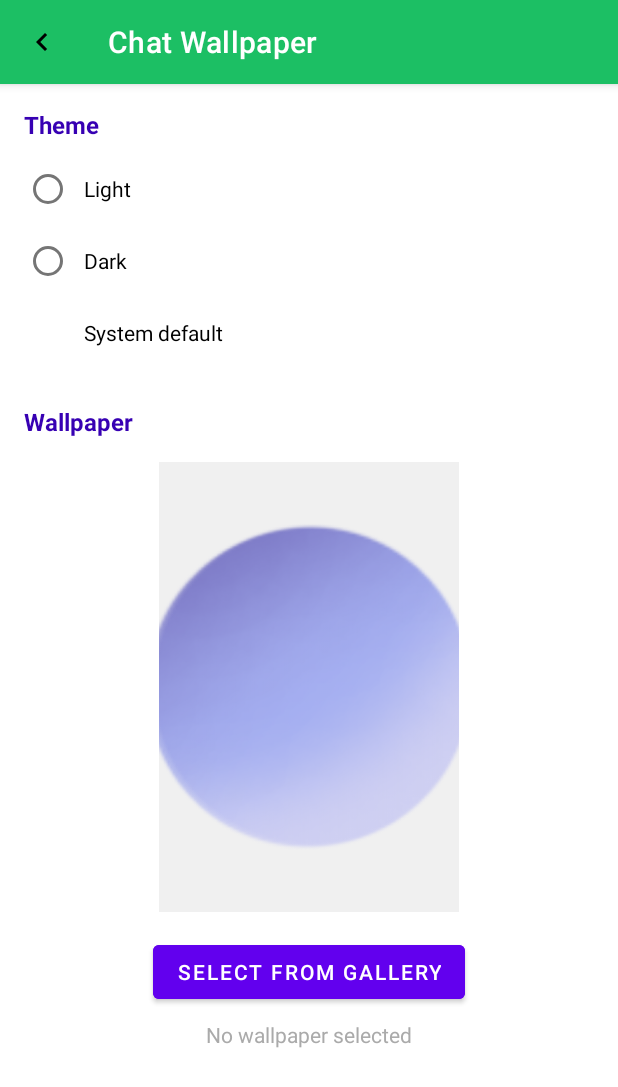
After one commit to lleoparden/Chat_Application, an Android app: the layout chat_wallpaper.xml on its own in the app's theme, with its tools: preview values and no code run, on a phone screen of 412 x 824 dp. The commit adds this screen. Shown: the top 1087 px of the screen. Run offline under Robolectric (Android 15) with nearby library versions, the light colour scheme and no system bars.

Commit message:
Layouts of inner settings

```diff
--- a/app/src/main/java/com/example/chat_application/SettingsActivity.kt
+++ b/app/src/main/java/com/example/chat_application/SettingsActivity.kt
@@ -13,6 +13,10 @@ import androidx.appcompat.widget.Toolbar
 class SettingsActivity : AppCompatActivity() {
 
     private lateinit var deleteChats : LinearLayout
+
+
+
+
     override fun onCreate(savedInstanceState: Bundle?) {
         setTheme(UserSettings.theme)
         super.onCreate(savedInstanceState)
--- /dev/null
+++ b/app/src/main/res/layout/chat_wallpaper.xml
@@ -0,0 +1,129 @@
+<?xml version="1.0" encoding="utf-8"?>
+<LinearLayout xmlns:android="http://schemas.android.com/apk/res/android"
+    xmlns:app="http://schemas.android.com/apk/res-auto"
+    android:layout_width="match_parent"
+    android:layout_height="match_parent"
+    android:orientation="vertical">
+
+    <com.google.android.material.appbar.AppBarLayout
+        android:id="@+id/appBarLayout"
+        android:layout_width="match_parent"
+        android:layout_height="wrap_content">
+
+        <androidx.appcompat.widget.Toolbar
+            android:id="@+id/toolbar"
+            android:layout_width="match_parent"
+            android:layout_height="?attr/actionBarSize"
+            app:navigationIcon="@drawable/ic_back"
+            app:title="Chat Wallpaper"
+            app:titleTextColor="@color/white" />
+
+    </com.google.android.material.appbar.AppBarLayout>
+
+    <ScrollView
+        android:layout_width="match_parent"
+        android:layout_height="match_parent">
+
+        <LinearLayout
+            android:layout_width="match_parent"
+            android:layout_height="wrap_content"
+            android:orientation="vertical"
+            android:padding="16dp">
+
+            <!-- Theme selection section -->
+            <TextView
+                android:layout_width="match_parent"
+                android:layout_height="wrap_content"
+                android:text="Theme"
+                android:textSize="16sp"
+                android:textStyle="bold"
+                android:textColor="@color/purple_700"
+                android:layout_marginBottom="8dp"/>
+
+            <RadioGroup
+                android:id="@+id/themeRadioGroup"
+                android:layout_width="match_parent"
+                android:layout_height="wrap_content"
+                android:orientation="vertical"
+                android:layout_marginBottom="24dp">
+
+                <RadioButton
+                    android:id="@+id/lightThemeRadio"
+                    android:layout_width="match_parent"
+                    android:layout_height="wrap_content"
+                    android:text="Light"
+                    android:textSize="14sp"
+                    android:padding="8dp"/>
+
+                <RadioButton
+                    android:id="@+id/darkThemeRadio"
+                    android:layout_width="match_parent"
+                    android:layout_height="wrap_content"
+                    android:text="Dark"
+                    android:textSize="14sp"
+                    android:padding="8dp"/>
+
+                <RadioButton
+                    android:id="@+id/systemThemeRadio"
+                    android:layout_width="match_parent"
+                    android:layout_height="wrap_content"
+                    android:text="System default"
+                    android:textSize="14sp"
+                    android:padding="8dp"
+                    android:checked="true"/>
+            </RadioGroup>
+
+            <!-- Wallpaper selection section -->
+            <TextView
+                android:layout_width="match_parent"
+                android:layout_height="wrap_content"
+                android:text="Wallpaper"
+                android:textSize="16sp"
+                android:textStyle="bold"
+                android:textColor="@color/purple_700"
+                android:layout_marginBottom="16dp"/>
+
+            <!-- Gallery wallpaper option -->
+            <LinearLayout
+                android:id="@+id/galleryWallpaper"
+                android:layout_width="match_parent"
+                android:layout_height="wrap_content"
+                android:orientation="vertical"
+                android:gravity="center"
+                android:layout_marginBottom="24dp">
+
+                <ImageView
+                    android:id="@+id/selectedWallpaperPreview"
+                    android:layout_width="200dp"
+                    android:layout_height="300dp"
+                    android:src="@drawable/circle2"
+                    android:padding="40dp"
+                    android:background="#f0f0f0"
+                    android:scaleType="centerCrop"
+                    android:contentDescription="Selected Wallpaper Preview"/>
+
+                <Button
+                    android:id="@+id/selectFromGalleryButton"
+                    android:layout_width="wrap_content"
+                    android:layout_height="wrap_content"
+                    android:text="Select from Gallery"
+                    android:drawableStart="@android:drawable/ic_menu_gallery"
+                    android:drawablePadding="8dp"
+                    android:layout_marginTop="16dp"
+                    android:paddingStart="16dp"
+                    android:paddingEnd="16dp"
+                    android:backgroundTint="@color/purple_500"
+                    android:textColor="@color/white"/>
+
+                <TextView
+                    android:id="@+id/noWallpaperSelected"
+                    android:layout_width="wrap_content"
+                    android:layout_height="wrap_content"
+                    android:text="No wallpaper selected"
+                    android:textSize="14sp"
+                    android:layout_marginTop="8dp"
+                    android:textColor="@android:color/darker_gray"/>
+            </LinearLayout>
+        </LinearLayout>
+    </ScrollView>
+</LinearLayout>
```
Also changed, not shown: app/src/main/res/layout/about.xml (added, +182 -0 lines), app/src/main/res/layout/account_settings.xml (added, +112 -0 lines), app/src/main/res/layout/help.xml (added, +174 -0 lines), app/src/main/res/layout/invite_friends.xml (added, +99 -0 lines).
